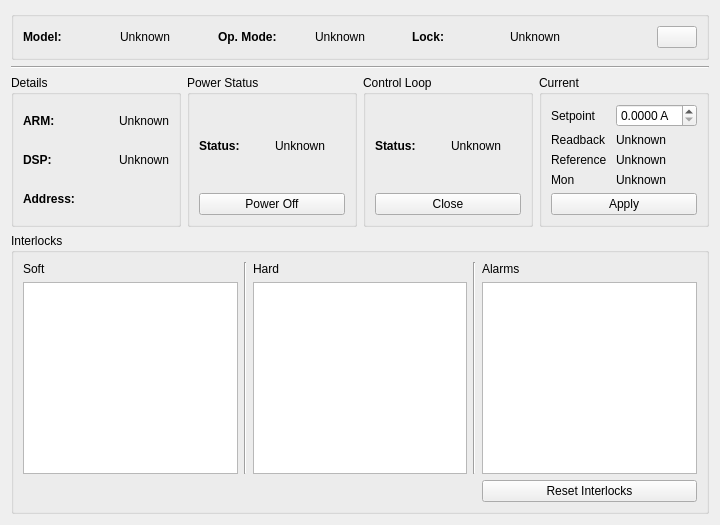
This is src/ui/basic.ui in cnpem-emi/pemi as Qt 5 draws it before an edit. The edited form follows.
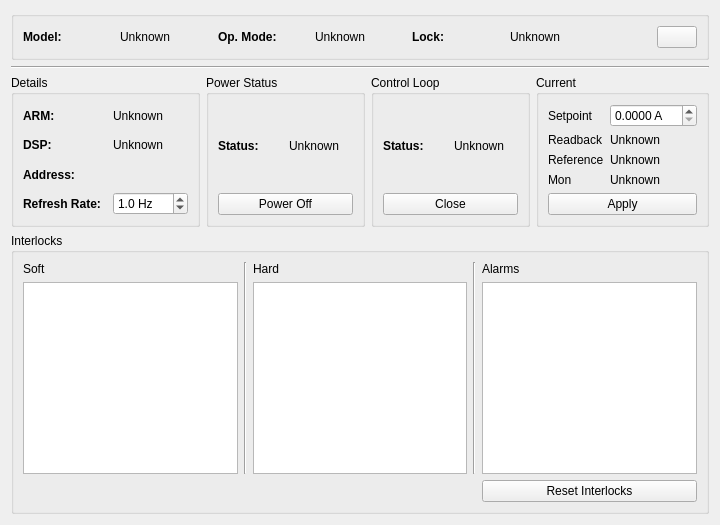
This is the edited form.

The edit to the form file:
```diff
--- a/src/ui/basic.ui
+++ b/src/ui/basic.ui
@@ -74,6 +74,9 @@
         <property name="decimals">
          <number>4</number>
         </property>
+        <property name="maximum">
+         <double>100.989999999999995</double>
+        </property>
        </widget>
       </item>
       <item row="3" column="0">
@@ -326,13 +329,6 @@
         </property>
        </widget>
       </item>
-      <item row="0" column="3">
-       <widget class="QLabel" name="armVerLabel">
-        <property name="text">
-         <string>Unknown</string>
-        </property>
-       </widget>
-      </item>
       <item row="3" column="1" colspan="3">
        <layout class="QHBoxLayout" name="addressLayout">
         <item>
@@ -350,6 +346,39 @@
         </item>
        </layout>
       </item>
+      <item row="0" column="3">
+       <widget class="QLabel" name="armVerLabel">
+        <property name="text">
+         <string>Unknown</string>
+        </property>
+       </widget>
+      </item>
+      <item row="4" column="1">
+       <widget class="QLabel" name="label_14">
+        <property name="font">
+         <font>
+          <weight>75</weight>
+          <bold>true</bold>
+         </font>
+        </property>
+        <property name="text">
+         <string>Refresh Rate:</string>
+        </property>
+       </widget>
+      </item>
+      <item row="4" column="3">
+       <widget class="QDoubleSpinBox" name="refreshBox">
+        <property name="suffix">
+         <string> Hz</string>
+        </property>
+        <property name="decimals">
+         <number>1</number>
+        </property>
+        <property name="value">
+         <double>1.000000000000000</double>
+        </property>
+       </widget>
+      </item>
      </layout>
     </widget>
    </item>
```
